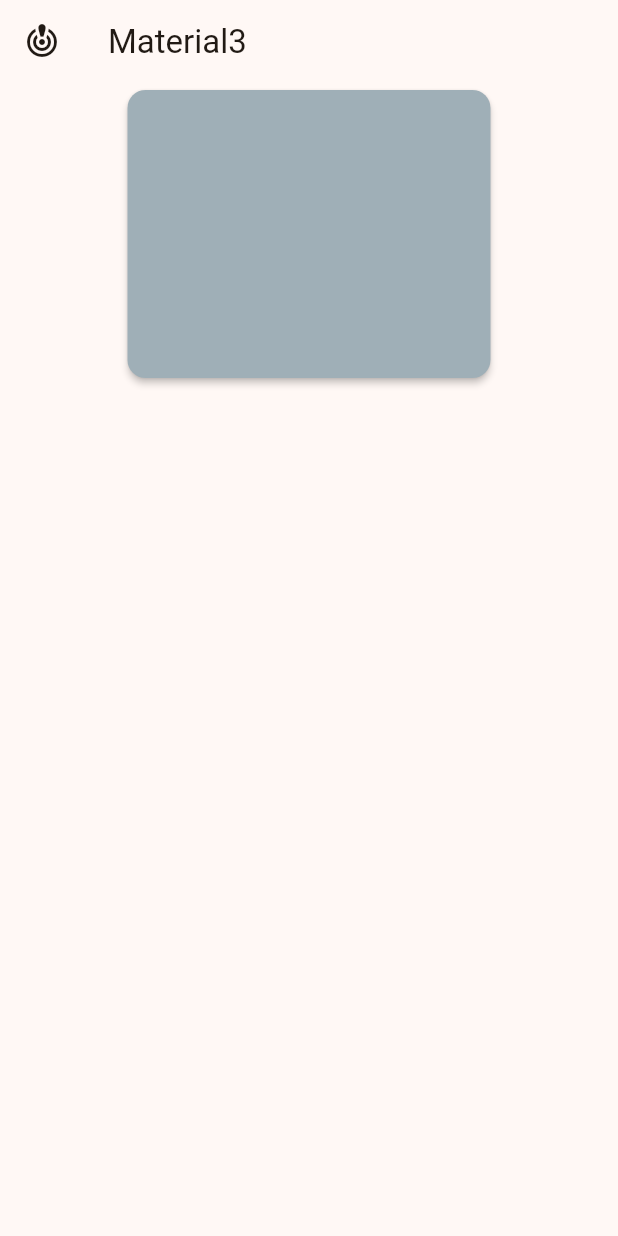
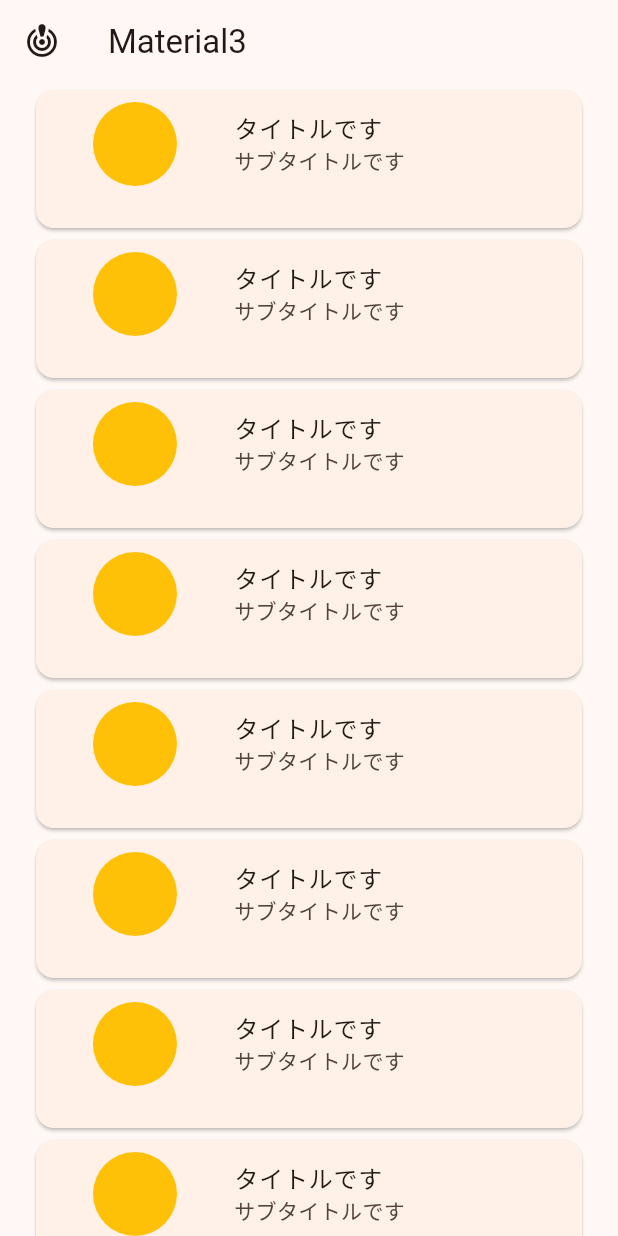
Before and after one commit to kurogoma-flutter/kurogoma_flutter_playground, a Flutter app: the screen it shows after launch, on a phone screen of 412 x 824 dp. Run offline on Flutter 3.47's test engine with Material 2 defaults, Android fonts, the light colour scheme and no system bars; our stand-ins replace flutter_riverpod.

Commit message:
リスト作成（view崩れ）

```diff
--- a/lib/main.dart
+++ b/lib/main.dart
@@ -36,23 +36,27 @@
             onPressed: () => _showAlertDialog(context),
             icon: const Icon(Icons.crisis_alert_outlined)),
       ),
-      body: SingleChildScrollView(
-          child: SizedBox(
-        width: double.infinity,
-        child: Column(
-          mainAxisAlignment: MainAxisAlignment.center,
-          children: const [
-            SizedBox(
-              width: 250,
-              height: 200,
+      body: ListView.builder(
+        itemCount: 12, // この行を追加
+        itemBuilder: (BuildContext context, int index) {
+          return Padding(
+            padding: const EdgeInsets.symmetric(horizontal: 20),
+            child: SizedBox(
+              height: 100,
               child: Card(
-                elevation: 2,
-                color: Color.fromARGB(255, 159, 175, 183),
+                child: ListTile(
+                  leading: CircleAvatar(
+                    maxRadius: 50,
+                    backgroundColor: Colors.amber,
+                  ),
+                  title: Text('タイトルです'),
+                  subtitle: Text('サブタイトルです'),
+                ),
               ),
-            )
-          ],
-        ),
-      )),
+            ),
+          );
+        },
+      ),
     );
   }
 
```
